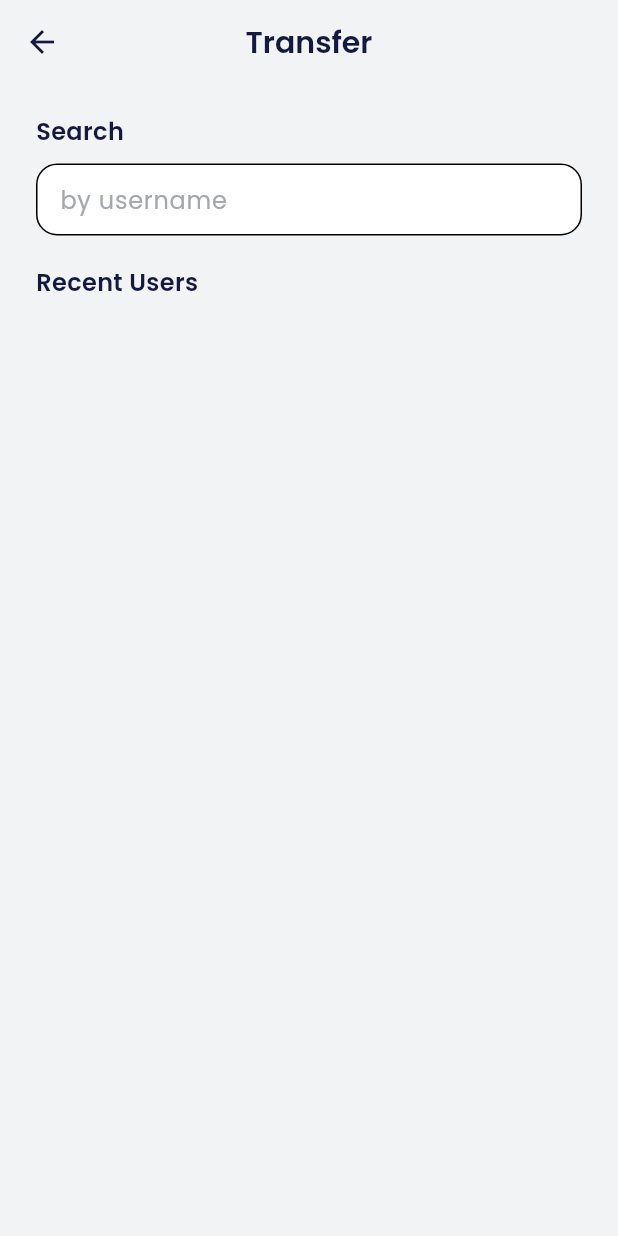
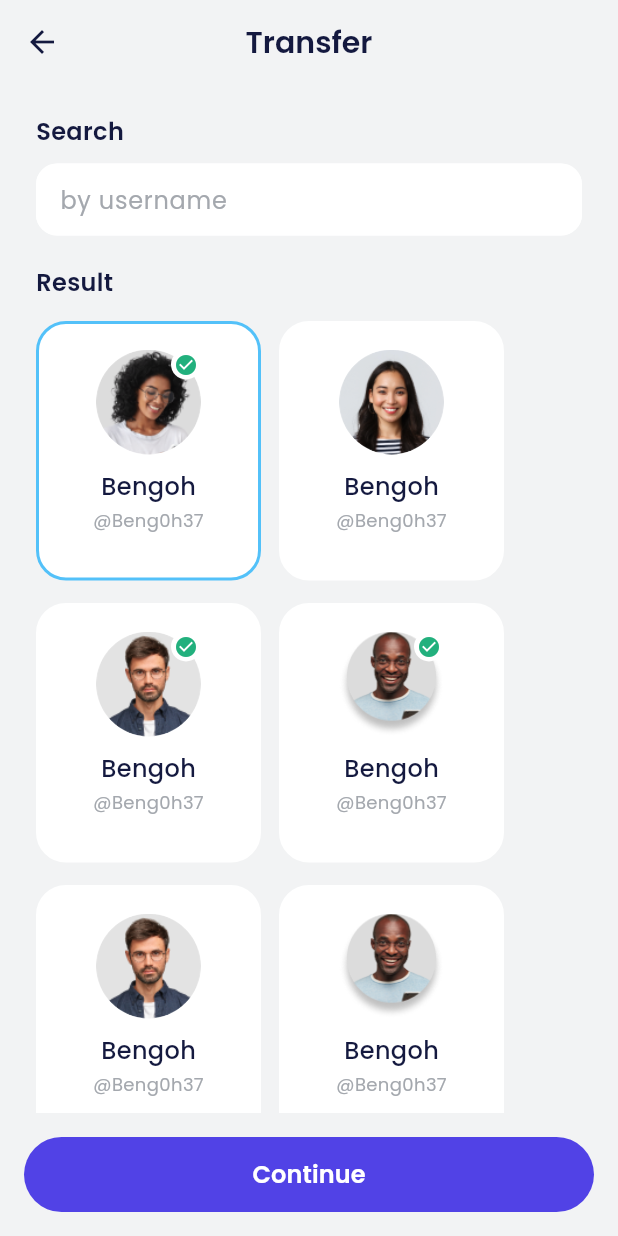
Before and after one commit to AdamNizam/My-E-Wallet, a Flutter app: the TransferPage screen opened by its route, on a phone screen of 412 x 824 dp. Run offline on Flutter 3.47's test engine with Material 3 defaults, Android fonts, the phone set to English and light mode, and no system bars; our stand-ins replace carousel_slider, google_fonts.

Commit message:
change button

```diff
--- a/lib/ui/pages/sign_in_page.dart
+++ b/lib/ui/pages/sign_in_page.dart
@@ -64,7 +64,7 @@ class SignInPage extends StatelessWidget {
             ),
           ),
           SizedBox(
-            height: 10,
+            height: 20,
           ),
           CustomTextButton(
             title: 'Create New Account',
--- a/lib/ui/pages/top_up_amount_page.dart
+++ b/lib/ui/pages/top_up_amount_page.dart
@@ -199,7 +199,7 @@ class _TopUpAmountPageState extends State<TopUpAmountPage> {
             ],
           ),
           const SizedBox(
-            height: 20,
+            height: 30,
           ),
           CustomFilledButton(
             title: 'Checkout Now',
--- a/lib/ui/pages/transfer_page.dart
+++ b/lib/ui/pages/transfer_page.dart
@@ -1,5 +1,8 @@
 import 'package:bank_sha/shared/theme.dart';
+import 'package:bank_sha/ui/widgets/buttons.dart';
 import 'package:bank_sha/ui/widgets/forms.dart';
+import 'package:bank_sha/ui/widgets/transfer_recent_user_item.dart';
+import 'package:bank_sha/ui/widgets/transfer_result_user_item.dart';
 import 'package:flutter/material.dart';
 
 class TransferPage extends StatelessWidget {
@@ -33,8 +36,18 @@ class TransferPage extends StatelessWidget {
             title: 'by username',
             isShowTitle: false,
           ),
-          buildRecentUsers(),
+          buildResults(),
+          const SizedBox(
+            height: 30,
+          )
         ],
+      ),
+      bottomNavigationBar: Padding(
+        padding: const EdgeInsets.all(16.0),
+        child: CustomFilledButton(
+          title: 'Continue',
+          onPressed: () {},
+        ),
       ),
     );
   }
@@ -57,6 +70,24 @@ class TransferPage extends StatelessWidget {
           const SizedBox(
             height: 10,
           ),
+          TransferRecentUserItem(
+            imgUrl: 'assets/img_friend3.png',
+            name: 'Lutung',
+            username: 'lth',
+            isVerified: true,
+          ),
+          TransferRecentUserItem(
+            imgUrl: 'assets/img_friend1.png',
+            name: 'Ukelele',
+            username: 'Beng0h37',
+            isVerified: false,
+          ),
+          TransferRecentUserItem(
+            imgUrl: 'assets/img_friend2.png',
+            name: 'Bengoh',
+            username: 'Beng0h37',
+            isVerified: false,
+          ),
         ],
       ),
     );
@@ -67,6 +98,69 @@ class TransferPage extends StatelessWidget {
       margin: const EdgeInsets.only(
         top: 20,
       ),
+      child: Column(
+        crossAxisAlignment: CrossAxisAlignment.start,
+        children: [
+          Text(
+            'Result',
+            style: blackTextStyle.copyWith(
+              fontWeight: semiBold,
+              fontSize: 16,
+            ),
+          ),
+          const SizedBox(
+            height: 14,
+          ),
+          Wrap(
+            spacing: 12,
+            runSpacing: 15,
+            children: [
+              TransferResultUserItem(
+                imgUrl: 'assets/img_friend2.png',
+                name: 'Bengoh',
+                username: 'Beng0h37',
+                isVerified: true,
+                isSelected: true,
+              ),
+              TransferResultUserItem(
+                imgUrl: 'assets/img_friend1.png',
+                name: 'Bengoh',
+                username: 'Beng0h37',
+                isVerified: false,
+                isSelected: false,
+              ),
+              TransferResultUserItem(
+                imgUrl: 'assets/img_friend4.png',
+                name: 'Bengoh',
+                username: 'Beng0h37',
+                isVerified: true,
+                isSelected: false,
+              ),
+              TransferResultUserItem(
+                imgUrl: 'assets/img_friend3.png',
+                name: 'Bengoh',
+                username: 'Beng0h37',
+                isVerified: true,
+                isSelected: false,
+              ),
+              TransferResultUserItem(
+                imgUrl: 'assets/img_friend4.png',
+                name: 'Bengoh',
+                username: 'Beng0h37',
+                isVerified: false,
+                isSelected: false,
+              ),
+              TransferResultUserItem(
+                imgUrl: 'assets/img_friend3.png',
+                name: 'Bengoh',
+                username: 'Beng0h37',
+                isVerified: false,
+                isSelected: false,
+              ),
+            ],
+          ),
+        ],
+      ),
     );
   }
 }
--- a/lib/ui/widgets/banks_item.dart
+++ b/lib/ui/widgets/banks_item.dart
@@ -15,7 +15,7 @@ class BanksItem extends StatelessWidget {
   @override
   Widget build(BuildContext context) {
     return Container(
-      margin: const EdgeInsets.only(bottom: 8),
+      margin: const EdgeInsets.only(bottom: 16),
       padding: const EdgeInsets.all(22),
       decoration: BoxDecoration(
           color: whiteColor,
--- a/lib/ui/widgets/forms.dart
+++ b/lib/ui/widgets/forms.dart
@@ -39,8 +39,10 @@ class CustomFormField extends StatelessWidget {
               borderRadius: BorderRadius.circular(14),
             ),
             enabledBorder: OutlineInputBorder(
-              borderRadius: BorderRadius.circular(14),
-            ),
+                borderRadius: BorderRadius.circular(14),
+                borderSide: BorderSide(
+                  color: !isShowTitle ? whiteColor : blackColor,
+                )),
             focusedBorder: OutlineInputBorder(
               borderRadius: BorderRadius.circular(14),
               borderSide: BorderSide(
--- /dev/null
+++ b/lib/ui/widgets/transfer_result_user_item.dart
@@ -0,0 +1,91 @@
+import 'package:bank_sha/shared/theme.dart';
+import 'package:flutter/material.dart';
+
+class TransferResultUserItem extends StatelessWidget {
+  final String imgUrl;
+  final String name;
+  final String username;
+  final bool isVerified;
+  final bool isSelected;
+  const TransferResultUserItem({
+    super.key,
+    required this.imgUrl,
+    required this.name,
+    required this.username,
+    this.isVerified = false,
+    this.isSelected = false,
+  });
+
+  @override
+  Widget build(BuildContext context) {
+    return Container(
+      width: 150,
+      height: 173,
+      padding: const EdgeInsets.symmetric(
+        horizontal: 12,
+        vertical: 17,
+      ),
+      decoration: BoxDecoration(
+          color: whiteColor,
+          borderRadius: BorderRadius.circular(20),
+          border: Border.all(
+            color: isSelected ? blueColor : whiteColor,
+            width: 2,
+          )),
+      child: Column(
+        children: [
+          Container(
+            width: 70,
+            height: 70,
+            decoration: BoxDecoration(
+              shape: BoxShape.circle,
+              image: DecorationImage(
+                image: AssetImage(imgUrl),
+              ),
+            ),
+            child: isVerified
+                ? Align(
+                    alignment: Alignment.topRight,
+                    child: Container(
+                      width: 20,
+                      height: 20,
+                      decoration: BoxDecoration(
+                        shape: BoxShape.circle,
+                        color: whiteColor,
+                      ),
+                      child: Center(
+                        child: Icon(
+                          Icons.check_circle,
+                          color: greenColor,
+                          size: 16,
+                        ),
+                      ),
+                    ),
+                  )
+                : null,
+          ),
+          const SizedBox(
+            height: 10,
+          ),
+          Text(
+            name,
+            style: blackTextStyle.copyWith(
+              fontWeight: medium,
+              fontSize: 16,
+            ),
+          ),
+          const SizedBox(
+            height: 2,
+          ),
+          Text(
+            '@$username',
+            style: grayTextStyle.copyWith(
+              fontWeight: regular,
+              fontSize: 12,
+            ),
+          ),
+        ],
+      ),
+    );
+  }
+}
```
Also changed, not shown: lib/ui/pages/top_up_page.dart (+10 -16 lines), lib/ui/widgets/transfer_recent_user_item.dart (+58 -3 lines).
